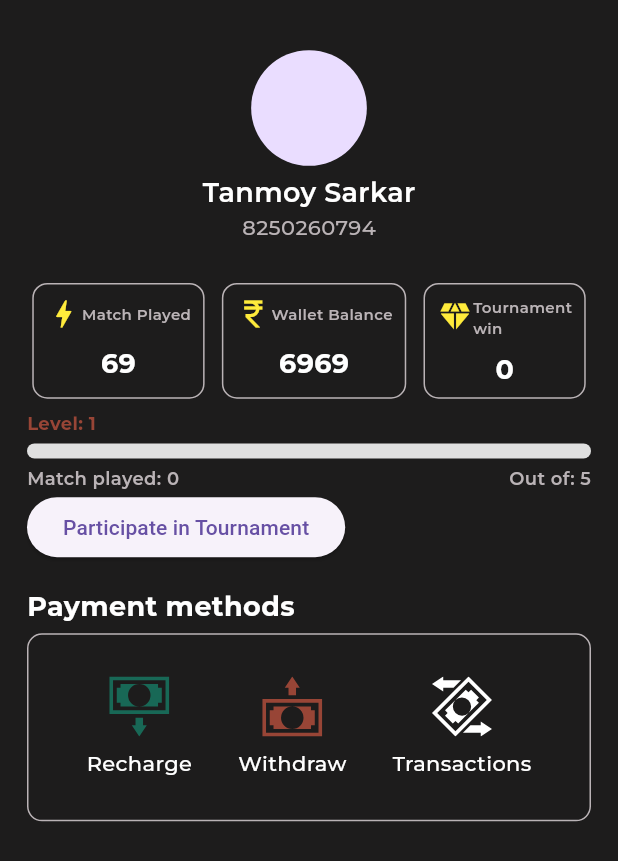
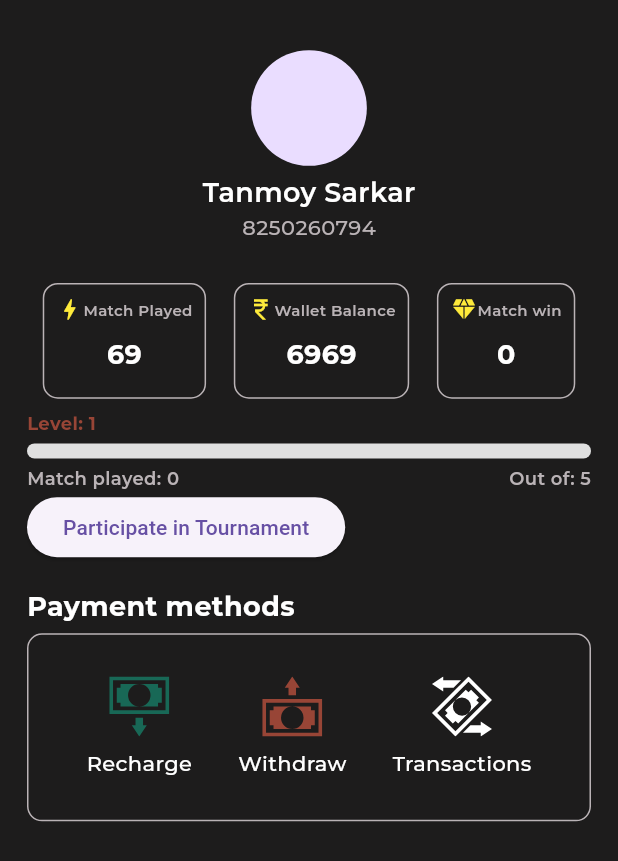
Before and after one commit to joysarkar18/gamaru-2.0, a Flutter app: the screen it shows after launch, on a phone screen of 412 x 824 dp. Shown: the top 861 px of the screen. Run offline on Flutter 3.47's test engine with Material 3 defaults, Android fonts, the phone set to English and light mode, and no system bars; our stand-ins replace cached_network_image, carousel_slider, flutter_dotenv, flutter_svg, get, lottie and 2 more; accounts and stored records are empty; project files that could hold a hidden picture were left out.

Commit message:
icon modified

```diff
--- a/lib/app/modules/profile/views/profile_view.dart
+++ b/lib/app/modules/profile/views/profile_view.dart
@@ -71,6 +71,7 @@ class ProfileView extends GetView<ProfileController> {
                                 const Icon(
                                   Icons.bolt,
                                   color: Colors.yellow,
+                                  size: 18,
                                 ),
                                 Text(
                                   'Match Played',
@@ -105,6 +106,7 @@ class ProfileView extends GetView<ProfileController> {
                               mainAxisAlignment: MainAxisAlignment.spaceBetween,
                               children: [
                                 const Icon(
+                                  size: 18,
                                   Icons.currency_rupee,
                                   color: Colors.yellow,
                                 ),
@@ -141,11 +143,12 @@ class ProfileView extends GetView<ProfileController> {
                               mainAxisAlignment: MainAxisAlignment.spaceBetween,
                               children: [
                                 const Icon(
+                                  size: 18,
                                   Icons.diamond,
                                   color: Colors.yellow,
                                 ),
                                 Text(
-                                  'Tournament\nwin',
+                                  'Match win',
                                   style: AppTextStyles.monserrat600(
                                     color: AppColors.pinkSwan,
                                     fontSize: 10,
```
